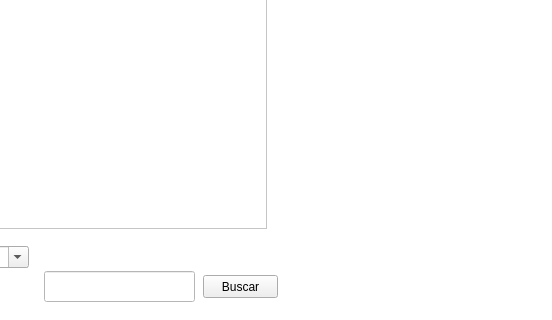
Qt form ui/RegistroUrgencias.ui (Pewiz/ClinicaVeterinariaTerminada) before a commit; both pictures show x 145 to 697 and y 189 to 509 of the 697 by 509 pixel window.
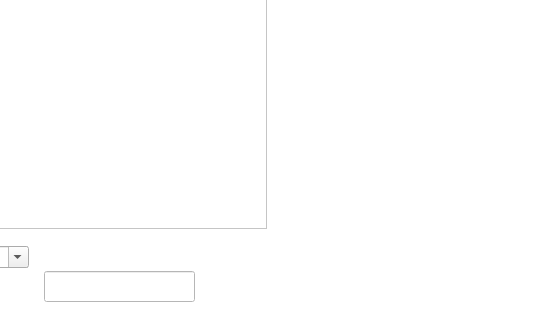
The same form after that commit. Icons and pictures are not drawn.

Patch:
```diff
--- a/ui/RegistroUrgencias.ui
+++ b/ui/RegistroUrgencias.ui
@@ -325,19 +325,6 @@
      </property>
     </widget>
    </widget>
-   <widget class="QPushButton" name="btnBuscar">
-    <property name="geometry">
-     <rect>
-      <x>348</x>
-      <y>464</y>
-      <width>75</width>
-      <height>23</height>
-     </rect>
-    </property>
-    <property name="text">
-     <string>Buscar</string>
-    </property>
-   </widget>
    <widget class="QDateEdit" name="fechaFiltro">
     <property name="geometry">
      <rect>
```
